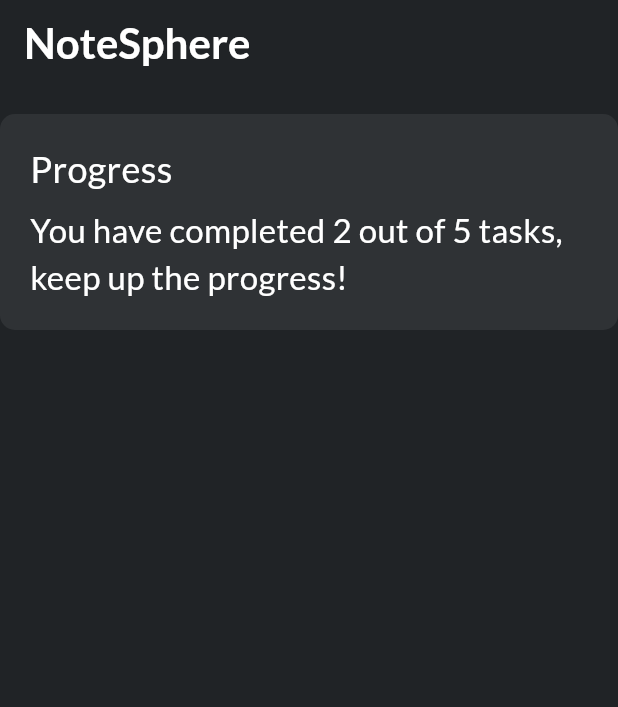
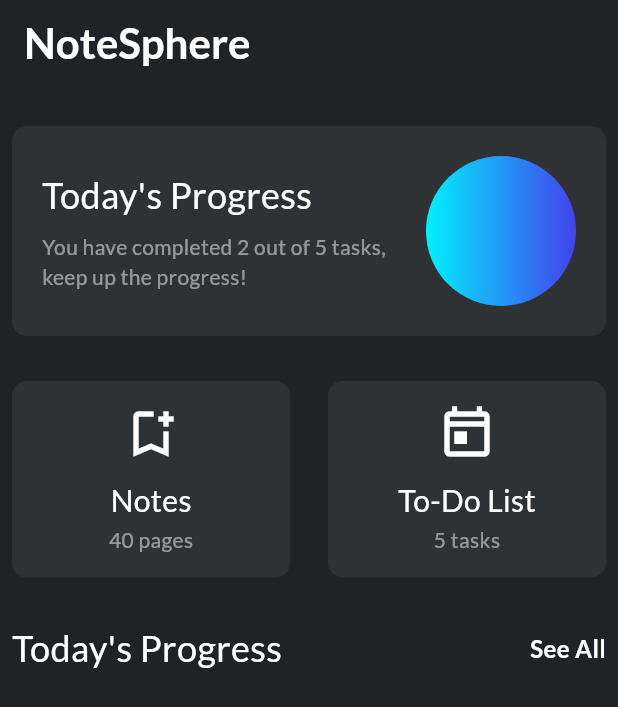
Before and after one commit to HGSChandeepa/NoteSphere, a Flutter app: the screen it shows after launch, on a phone screen of 412 x 824 dp. Shown: the top 707 px of the screen. Run offline on Flutter 3.47's test engine with Material 3 defaults, Android fonts, the phone set to English and light mode, and no system bars; our stand-ins replace go_router, google_fonts.

Commit message:
GO router setup

```diff
--- a/lib/main.dart
+++ b/lib/main.dart
@@ -1,4 +1,4 @@
-import 'package:brainbox/pages/home_page.dart';
+import 'package:brainbox/utils/router.dart';
 import 'package:brainbox/utils/theme_data.dart';
 import 'package:flutter/material.dart';
 import 'package:google_fonts/google_fonts.dart';
@@ -12,14 +12,14 @@
 
   @override
   Widget build(BuildContext context) {
-    return MaterialApp(
+    return MaterialApp.router(
       title: 'Notes',
       theme: ThemeClass.darkTheme.copyWith(
         textTheme: GoogleFonts.latoTextTheme(
           Theme.of(context).textTheme,
         ),
       ),
-      home: const HomePage(),
+      routerConfig: AppRouter.router,
     );
   }
 }
--- a/lib/pages/home_page.dart
+++ b/lib/pages/home_page.dart
@@ -1,6 +1,9 @@
+import 'package:brainbox/utils/router.dart';
 import 'package:brainbox/utils/text_styles.dart';
+import 'package:brainbox/widgets/notes_todo_card.dart';
 import 'package:brainbox/widgets/progress_card.dart';
 import 'package:flutter/material.dart';
+import 'package:go_router/go_router.dart';
 
 class HomePage extends StatefulWidget {
   const HomePage({super.key});
@@ -13,20 +16,67 @@
   @override
   Widget build(BuildContext context) {
     return Scaffold(
-        appBar: AppBar(
-          title: const Text(
-            'NoteSphere',
-            style: AppTextStyles.appTitle,
-          ),
+      appBar: AppBar(
+        title: const Text(
+          'NoteSphere',
+          style: AppTextStyles.appTitle,
         ),
-        body: Column(
+      ),
+      body: Padding(
+        padding: const EdgeInsets.all(8.0),
+        child: Column(
+          crossAxisAlignment: CrossAxisAlignment.start,
           children: [
             const SizedBox(height: 20),
-            ProgressCard(
+            const ProgressCard(
               completedTasks: 2,
               totalTasks: 5,
             ),
+            const SizedBox(height: 30),
+            Row(
+              mainAxisAlignment: MainAxisAlignment.spaceBetween,
+              children: [
+                GestureDetector(
+                  //go to notes page using gorouter
+                  onTap: () {
+                    AppRouter.router.push("/notes");
+                  },
+                  child: const NotesTodoCard(
+                    title: 'Notes',
+                    description: '40 pages',
+                    icon: Icons.bookmark_add_outlined,
+                  ),
+                ),
+                GestureDetector(
+                  //go to todo page using gorouter
+                  onTap: () {
+                    AppRouter.router.push("/todos");
+                  },
+                  child: const NotesTodoCard(
+                    title: 'To-Do List',
+                    description: '5 tasks',
+                    icon: Icons.today_outlined,
+                  ),
+                ),
+              ],
+            ),
+            const SizedBox(height: 30),
+            const Row(
+              mainAxisAlignment: MainAxisAlignment.spaceBetween,
+              children: [
+                Text(
+                  "Today's Progress",
+                  style: AppTextStyles.appSubtitle,
+                ),
+                Text(
+                  "See All",
+                  style: AppTextStyles.appButton,
+                ),
+              ],
+            ),
           ],
-        ));
+        ),
+      ),
+    );
   }
 }
--- /dev/null
+++ b/lib/pages/notes.dart
@@ -0,0 +1,23 @@
+import 'package:brainbox/utils/text_styles.dart';
+import 'package:flutter/material.dart';
+
+class NotesPage extends StatefulWidget {
+  const NotesPage({super.key});
+
+  @override
+  State<NotesPage> createState() => _NotesPageState();
+}
+
+class _NotesPageState extends State<NotesPage> {
+  @override
+  Widget build(BuildContext context) {
+    return Scaffold(
+      appBar: AppBar(
+        title: const Text(
+          'NoteSphere',
+          style: AppTextStyles.appTitle,
+        ),
+      ),
+    );
+  }
+}
--- /dev/null
+++ b/lib/pages/todos.dart
@@ -0,0 +1,23 @@
+import 'package:brainbox/utils/text_styles.dart';
+import 'package:flutter/material.dart';
+
+class ToDoPage extends StatefulWidget {
+  const ToDoPage({super.key});
+
+  @override
+  State<ToDoPage> createState() => _ToDoPageState();
+}
+
+class _ToDoPageState extends State<ToDoPage> {
+  @override
+  Widget build(BuildContext context) {
+    return Scaffold(
+      appBar: AppBar(
+        title: const Text(
+          'Todos',
+          style: AppTextStyles.appTitle,
+        ),
+      ),
+    );
+  }
+}
--- a/lib/utils/colors.dart
+++ b/lib/utils/colors.dart
@@ -8,14 +8,14 @@
   static Color kWhiteColor = const Color.fromARGB(255, 255, 255, 255);
 
   //gradient colors
-  // static const int gradientStart = 0xFF00B686;
-  // static const int gradientEnd = 0xFF00838F;
-  // LinearGradient primaryGradient = const LinearGradient(
-  //   colors: <Color>[
-  //     Color(gradientStart),
-  //     Color(gradientEnd),
-  //   ],
-  //   begin: Alignment.centerLeft,
-  //   end: Alignment.centerRight,
-  // );
+  static const int gradientStart = 0XFF01F0FF;
+  static const int gradientEnd = 0XFF4441ED;
+  LinearGradient kPrimaryGradient = const LinearGradient(
+    colors: <Color>[
+      Color(gradientStart),
+      Color(gradientEnd),
+    ],
+    begin: Alignment.centerLeft,
+    end: Alignment.centerRight,
+  );
 }
--- /dev/null
+++ b/lib/utils/router.dart
@@ -0,0 +1,34 @@
+import 'package:brainbox/pages/home_page.dart';
+import 'package:brainbox/pages/notes.dart';
+import 'package:brainbox/pages/todos.dart';
+import 'package:go_router/go_router.dart';
+
+class AppRouter {
+  static final router = GoRouter(
+    initialLocation: '/',
+    routes: [
+      //Home Page route
+      GoRoute(
+        name: "home",
+        path: '/',
+        builder: (context, state) {
+          return const HomePage();
+        },
+      ),
+      GoRoute(
+        name: "notes",
+        path: '/notes',
+        builder: (context, state) {
+          return const NotesPage();
+        },
+      ),
+      GoRoute(
+        name: "todos",
+        path: '/todos',
+        builder: (context, state) {
+          return const ToDoPage();
+        },
+      ),
+    ],
+  );
+}
--- a/lib/utils/text_styles.dart
+++ b/lib/utils/text_styles.dart
@@ -3,25 +3,36 @@
 class AppTextStyles {
   static const TextStyle appTitle = TextStyle(
     fontSize: 28,
+    color: Colors.white,
     fontWeight: FontWeight.bold,
   );
 
   static const TextStyle appSubtitle = TextStyle(
     fontSize: 24,
     fontWeight: FontWeight.w500,
+    color: Colors.white,
   );
 
   static const TextStyle appDescription = TextStyle(
-    fontSize: 22,
+    fontSize: 20,
+    fontWeight: FontWeight.w400,
+    color: Colors.white,
+  );
+
+  static const TextStyle appDescriptionSmall = TextStyle(
+    fontSize: 14,
+    color: Colors.white,
     fontWeight: FontWeight.w400,
   );
 
   static const TextStyle appBody = TextStyle(
+    color: Colors.white,
     fontSize: 16,
   );
 
   static const TextStyle appButton = TextStyle(
     fontSize: 16,
+    color: Colors.white,
     fontWeight: FontWeight.bold,
   );
 }
--- /dev/null
+++ b/lib/widgets/notes_todo_card.dart
@@ -0,0 +1,59 @@
+import 'package:brainbox/utils/colors.dart';
+import 'package:brainbox/utils/text_styles.dart';
+import 'package:flutter/material.dart';
+
+class NotesTodoCard extends StatefulWidget {
+  final String title;
+  final String description;
+  final IconData icon;
+  const NotesTodoCard({
+    super.key,
+    required this.title,
+    required this.description,
+    required this.icon,
+  });
+
+  @override
+  State<NotesTodoCard> createState() => _NotesTodoCardState();
+}
+
+class _NotesTodoCardState extends State<NotesTodoCard> {
+  @override
+  Widget build(BuildContext context) {
+    return Container(
+      width: MediaQuery.of(context).size.width * 0.45,
+      decoration: BoxDecoration(
+        color: AppColors.kCardColor,
+        borderRadius: BorderRadius.circular(10),
+      ),
+      child: Padding(
+        padding: const EdgeInsets.symmetric(
+          vertical: 15,
+          horizontal: 20,
+        ),
+        child: Column(
+          mainAxisAlignment: MainAxisAlignment.center,
+          crossAxisAlignment: CrossAxisAlignment.center,
+          children: [
+            Icon(
+              widget.icon,
+              size: 40,
+            ),
+            const SizedBox(height: 10),
+            Text(
+              widget.title,
+              style: AppTextStyles.appDescription,
+            ),
+            const SizedBox(height: 2),
+            Text(
+              widget.description,
+              style: AppTextStyles.appDescriptionSmall.copyWith(
+                color: Colors.white.withOpacity(0.5),
+              ),
+            ),
+          ],
+        ),
+      ),
+    );
+  }
+}
--- a/lib/widgets/progress_card.dart
+++ b/lib/widgets/progress_card.dart
@@ -1,6 +1,8 @@
 import 'package:brainbox/utils/colors.dart';
 import 'package:brainbox/utils/text_styles.dart';
+import 'package:flutter/cupertino.dart';
 import 'package:flutter/material.dart';
+import 'package:flutter/widgets.dart';
 
 class ProgressCard extends StatefulWidget {
   final int completedTasks;
@@ -25,16 +27,14 @@
         color: AppColors.kCardColor,
         borderRadius: BorderRadius.circular(10),
       ),
-      child: Column(
-        crossAxisAlignment: CrossAxisAlignment.start,
-        children: [
-          Row(
+      child: Row(
+        mainAxisAlignment: MainAxisAlignment.spaceBetween,
         children: [
           Column(
             crossAxisAlignment: CrossAxisAlignment.start,
             children: [
               Text(
-                    'Progress',
+                "Today's Progress",
                 style: AppTextStyles.appSubtitle.copyWith(
                   color: AppColors.kWhiteColor,
                 ),
@@ -42,13 +42,20 @@
               const SizedBox(height: 8),
               Text(
                 "You have completed ${widget.completedTasks} out of ${widget.totalTasks} tasks, \nkeep up the progress!",
-                      style: AppTextStyles.appDescription.copyWith(
-                        color: AppColors.kWhiteColor,
-                      )),
-                ],
+                style: AppTextStyles.appDescriptionSmall.copyWith(
+                  color: AppColors.kWhiteColor.withOpacity(0.5),
+                ),
               ),
             ],
           ),
+          Container(
+            width: 100,
+            height: 100,
+            decoration: BoxDecoration(
+              gradient: AppColors().kPrimaryGradient,
+              borderRadius: BorderRadius.circular(50),
+            ),
+          )
         ],
       ),
     );
--- a/pubspec.yaml
+++ b/pubspec.yaml
@@ -36,6 +36,7 @@
   # Use with the CupertinoIcons class for iOS style icons.
   cupertino_icons: ^1.0.6
   google_fonts: ^6.2.1
+  go_router: ^14.0.2
 
 dev_dependencies:
   flutter_test:
```
Also changed, not shown: pubspec.lock. Lines whose indentation alone changed are shown as unchanged.
